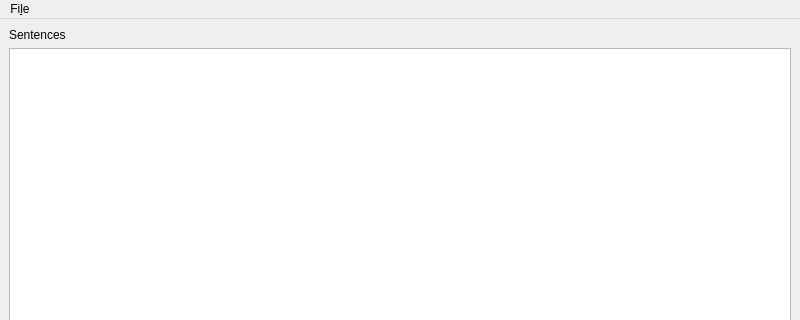
pop123123123/SentenceMixingMaker, file ui/mainwindow.ui: the form before one commit; both pictures show x 0 to 800 and y 0 to 320 of the 800 by 600 pixel window.
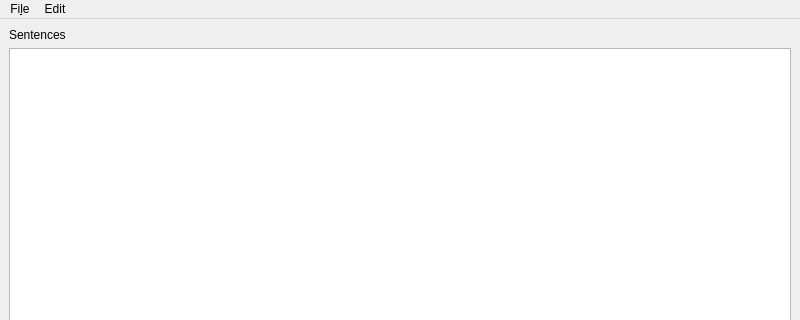
The form after the commit.

```diff
--- a/ui/mainwindow.ui
+++ b/ui/mainwindow.ui
@@ -142,7 +142,7 @@
      <x>0</x>
      <y>0</y>
      <width>800</width>
-     <height>32</height>
+     <height>23</height>
     </rect>
    </property>
    <widget class="QMenu" name="menucoucou">
@@ -158,7 +158,18 @@
     <addaction name="separator"/>
     <addaction name="actionQuit"/>
    </widget>
+   <widget class="QMenu" name="menuEdit">
+    <property name="title">
+     <string>Edit</string>
+    </property>
+    <addaction name="actionUndo"/>
+    <addaction name="actionRedo"/>
+    <addaction name="separator"/>
+    <addaction name="actionCopy"/>
+    <addaction name="actionPaste"/>
+   </widget>
    <addaction name="menucoucou"/>
+   <addaction name="menuEdit"/>
   </widget>
   <widget class="QStatusBar" name="statusbar"/>
   <action name="actionNew">
```
Left out of the diff: 38 changed lines with no effect on the pictures.
